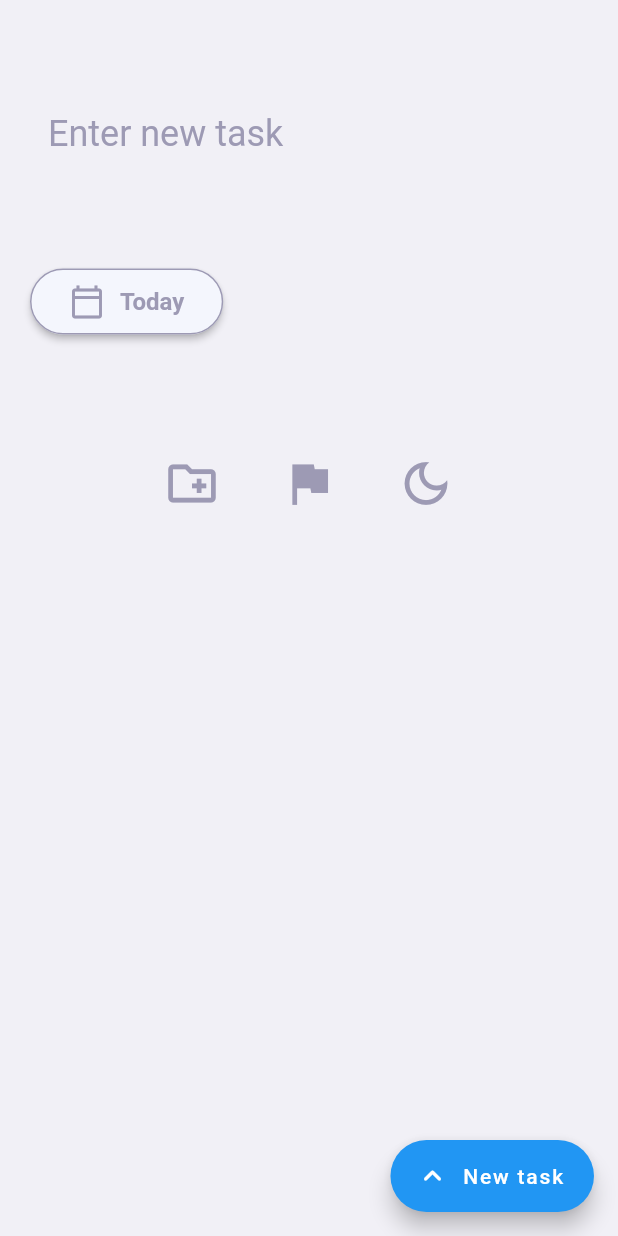
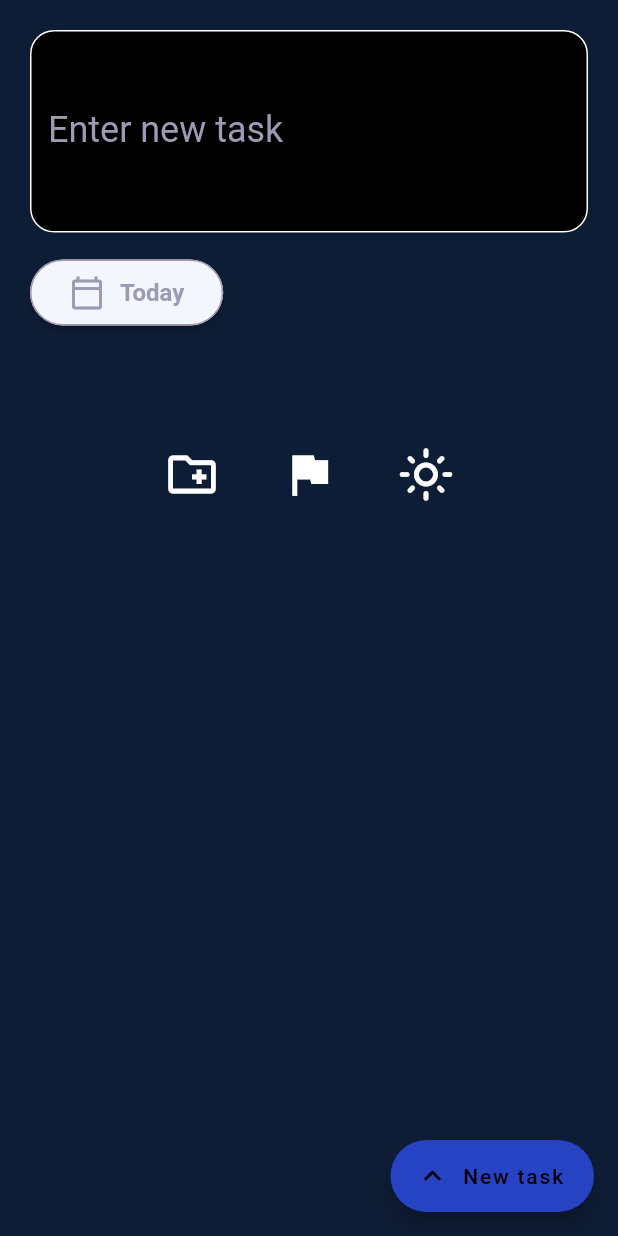
Before and after one commit to antonio-nicolau/Flutter-ToDoApp-with-firebase, a Flutter app: the AddTodo screen opened directly, scrolled down 82 dp, after a tap on the "dark mode" icon, on a phone screen of 412 x 824 dp. Run offline on Flutter 3.47's test engine with Material 2 defaults, Android fonts, the phone set to English and light mode, and no system bars; our stand-ins replace auto_route, cloud_firestore, firebase_auth, firebase_core, flutter_riverpod, shared_preferences; accounts and stored records are empty; network calls fail.

Commit message:
added dark mode

```diff
--- /dev/null
+++ b/lib/core/utils/dark_theme.dart
@@ -0,0 +1,41 @@
+import 'package:flutter/material.dart';
+
+ThemeData darkTheme(BuildContext context) {
+  return ThemeData(
+    colorScheme: const ColorScheme.dark(secondary: Color(0xff2643C4)),
+    primaryColor: const Color(0xff000000),
+    indicatorColor: const Color(0xff0E1D36),
+    hintColor: const Color(0xff280C0B),
+    highlightColor: const Color(0xff372901),
+    hoverColor: const Color(0xff3A3A3B),
+    dividerColor: Colors.white,
+    focusColor: const Color(0xff0B2512),
+    disabledColor: Colors.grey,
+    iconTheme: const IconThemeData(color: Colors.white),
+    cardColor: const Color(0xFF151515),
+    brightness: Brightness.dark,
+    buttonTheme: Theme.of(context).buttonTheme.copyWith(
+          colorScheme: const ColorScheme.dark(),
+        ),
+    textTheme: const TextTheme(
+      headlineLarge: TextStyle(color: Colors.white),
+      headlineMedium: TextStyle(color: Color(0xff020417)),
+      headlineSmall: TextStyle(color: Color(0xff020417)),
+      titleMedium: TextStyle(
+        color: Colors.white,
+        fontWeight: FontWeight.bold,
+      ),
+      titleSmall: TextStyle(
+        color: Color(0xff020417),
+        fontWeight: FontWeight.bold,
+      ),
+      bodyLarge: TextStyle(
+        color: Color(0xff020417),
+      ),
+    ),
+    appBarTheme: const AppBarTheme(
+      elevation: 0.0,
+      iconTheme: IconThemeData(color: Colors.white),
+    ),
+  );
+}
--- /dev/null
+++ b/lib/core/utils/theme_preferences.dart
@@ -0,0 +1,24 @@
+import 'package:flutter_riverpod/flutter_riverpod.dart';
+import 'package:shared_preferences/shared_preferences.dart';
+
+final isDarkThemeProvider = StateProvider<bool>((ref) {
+  return false;
+});
+
+final themePreferencesProvider = Provider<DarkThemePreference>((ref) {
+  return DarkThemePreference();
+});
+
+class DarkThemePreference {
+  static const themeStatus = "THEME_STATUS";
+
+  setDarkTheme(bool value) async {
+    final preferences = await SharedPreferences.getInstance();
+    preferences.setBool(themeStatus, value);
+  }
+
+  Future<bool> getTheme() async {
+    final preferences = await SharedPreferences.getInstance();
+    return preferences.getBool(themeStatus) ?? false;
+  }
+}
--- a/lib/src/app.dart
+++ b/lib/src/app.dart
@@ -1,29 +1,33 @@
 import 'package:flutter/material.dart';
 import 'package:flutter_cloud_firestore/core/repositories/auth.repository.dart';
 import 'package:flutter_cloud_firestore/core/router/app.route.dart';
+import 'package:flutter_cloud_firestore/core/utils/dark_theme.dart';
+import 'package:flutter_cloud_firestore/core/utils/theme_preferences.dart';
+import 'package:flutter_cloud_firestore/core/utils/light_theme.dart';
 import 'package:flutter_riverpod/flutter_riverpod.dart';
 
-class MyApp extends ConsumerWidget {
+class MyApp extends ConsumerStatefulWidget {
   const MyApp({super.key});
 
   @override
-  Widget build(BuildContext context, WidgetRef ref) {
+  ConsumerState<ConsumerStatefulWidget> createState() => _MyAppState();
+}
+
+class _MyAppState extends ConsumerState<MyApp> {
+  @override
+  void initState() {
+    checkIfIsDarkTheme();
+    super.initState();
+  }
+
+  @override
+  Widget build(BuildContext context) {
+    final isDarkTheme = ref.watch(isDarkThemeProvider);
     final isAuthenticated = ref.watch(isAuthenticatedProvider);
 
     return MaterialApp.router(
       title: 'Todo App',
-      theme: ThemeData(
-        primarySwatch: Colors.blue,
-        iconTheme: const IconThemeData(color: Color(0xff9D9AB4)),
-        textTheme: const TextTheme(
-          headlineLarge: TextStyle(color: Color(0xff020417)),
-          headlineMedium: TextStyle(color: Color(0xff9D9AB4)),
-          headlineSmall: TextStyle(color: Color(0xff9D9AB4)),
-          titleMedium: TextStyle(color: Color(0xff9D9AB4), fontWeight: FontWeight.bold),
-          titleSmall: TextStyle(color: Color(0xff9D9AB4), fontWeight: FontWeight.bold),
-        ),
-        dividerColor: const Color(0xff9D9AB4),
-      ),
+      theme: isDarkTheme ? darkTheme(context) : lightTheme(context),
       debugShowCheckedModeBanner: false,
       routerConfig: ref.read(appRouterProvider).config(
         initialRoutes: [
@@ -32,4 +36,10 @@ class MyApp extends ConsumerWidget {
       ),
     );
   }
+
+  void checkIfIsDarkTheme() {
+    DarkThemePreference().getTheme().then((value) {
+      ref.read(isDarkThemeProvider.notifier).state = value;
+    });
+  }
 }
--- a/lib/src/modules/add_todo/pages/add_todo.widget.dart
+++ b/lib/src/modules/add_todo/pages/add_todo.widget.dart
@@ -1,6 +1,7 @@
 import 'package:flutter/material.dart';
 import 'package:flutter_cloud_firestore/core/models/todo.model.dart';
 import 'package:flutter_cloud_firestore/core/repositories/cloud_firestore.repository.dart';
+import 'package:flutter_cloud_firestore/core/utils/theme_preferences.dart';
 import 'package:flutter_cloud_firestore/src/modules/todos/widgets/todo_date_picker.widget.dart';
 import 'package:flutter_cloud_firestore/core/widgets/todo_textfield.widget.dart';
 import 'package:flutter_riverpod/flutter_riverpod.dart';
@@ -18,6 +19,7 @@ class AddTodo extends ConsumerWidget {
 
   @override
   Widget build(BuildContext context, WidgetRef ref) {
+    final isDarkTheme = ref.watch(isDarkThemeProvider);
     final dateFormat = DateFormat('yyyy-MM-dd');
     final selectedDate = ref.watch(selectedDateProvider);
 
@@ -42,7 +44,7 @@ class AddTodo extends ConsumerWidget {
     }
 
     return Scaffold(
-      backgroundColor: const Color(0xffF1F0F6),
+      backgroundColor: isDarkTheme ? const Color(0xff0E1D36) : Colors.transparent,
       body: SafeArea(
         child: SingleChildScrollView(
           child: Form(
@@ -61,7 +63,7 @@ class AddTodo extends ConsumerWidget {
                     margin: const EdgeInsets.only(right: 20, top: 32),
                     child: IconButton(
                       onPressed: () => Navigator.pop(context),
-                      icon: const Icon(Icons.close_sharp, color: Colors.black),
+                      icon: const Icon(Icons.close_sharp),
                     ),
                   ),
                 ),
@@ -76,8 +78,7 @@ class AddTodo extends ConsumerWidget {
                         label: 'Enter new task',
                         minLines: 5,
                         maxLines: 15,
-                        enableBorder: false,
-                        fillColor: const Color(0xffF1F0F6),
+                        fillColor: Theme.of(context).primaryColor,
                       ),
                       const SizedBox(height: 16),
                       ElevatedButton(
@@ -123,8 +124,11 @@ class AddTodo extends ConsumerWidget {
                           ),
                           const SizedBox(width: 24),
                           IconButton(
-                            onPressed: () {},
-                            icon: const Icon(Icons.dark_mode_outlined),
+                            onPressed: () {
+                              ref.read(themePreferencesProvider).setDarkTheme(!isDarkTheme);
+                              ref.read(isDarkThemeProvider.notifier).state = !isDarkTheme;
+                            },
+                            icon: Icon(isDarkTheme ? Icons.light_mode_outlined : Icons.dark_mode_outlined),
                             iconSize: 38,
                           ),
                         ],
--- a/lib/src/modules/home/home.page.dart
+++ b/lib/src/modules/home/home.page.dart
@@ -10,7 +10,7 @@ class HomePage extends StatelessWidget {
   @override
   Widget build(BuildContext context) {
     return Scaffold(
-      backgroundColor: const Color(0xffF1F0F6),
+      backgroundColor: Theme.of(context).primaryColor,
       body: Padding(
         padding: const EdgeInsets.fromLTRB(8, 40, 8, 8),
         child: Column(
--- a/lib/src/modules/todos/widgets/todos_item.widget.dart
+++ b/lib/src/modules/todos/widgets/todos_item.widget.dart
@@ -55,7 +55,7 @@ class TodoListItem extends ConsumerWidget {
         child: ListTile(
           title: Text(
             todo.title,
-            style: Theme.of(context).textTheme.titleMedium,
+            style: Theme.of(context).textTheme.bodyLarge,
           ),
           leading: Checkbox(
             materialTapTargetSize: MaterialTapTargetSize.shrinkWrap,
--- a/pubspec.yaml
+++ b/pubspec.yaml
@@ -43,6 +43,7 @@ dependencies:
   auto_route: ^6.0.1
   intl: ^0.17.0
   json_annotation: ^4.8.0
+  shared_preferences: ^2.0.20
 
 dev_dependencies:
   flutter_test:
```
Also changed, not shown: lib/core/utils/app_theme.dart (added, +63 -0 lines), lib/core/utils/light_theme.dart (added, +38 -0 lines), lib/src/modules/todos/todos.page.dart (+7 -7 lines), lib/src/modules/todos/widgets/todos_categories.widget.dart (+9 -1 lines), pubspec.lock, 2 other files.
